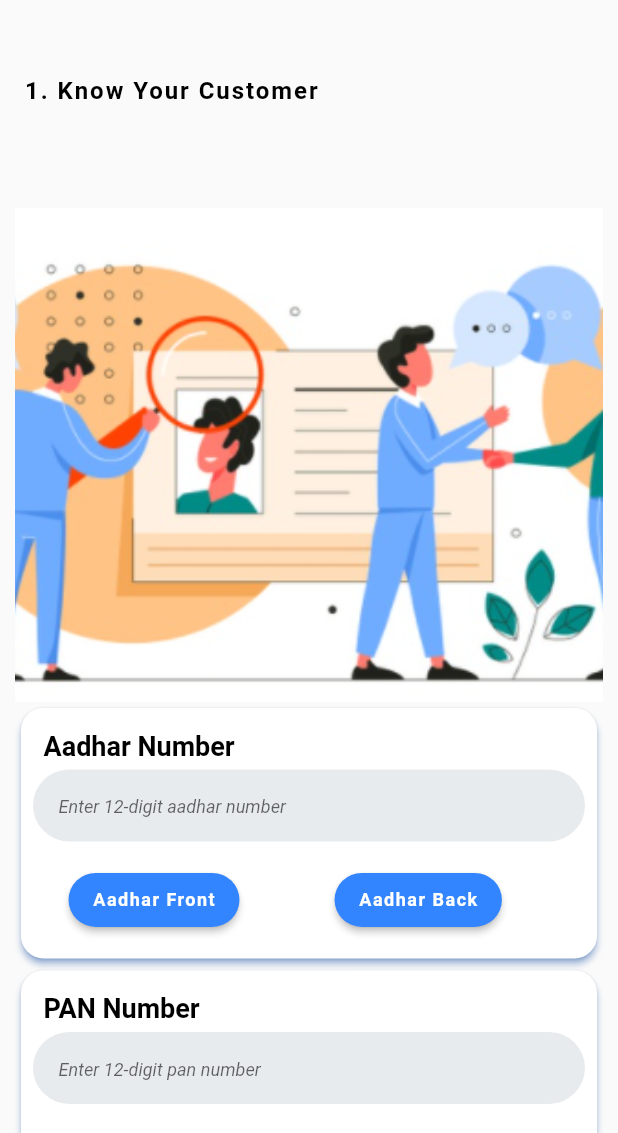
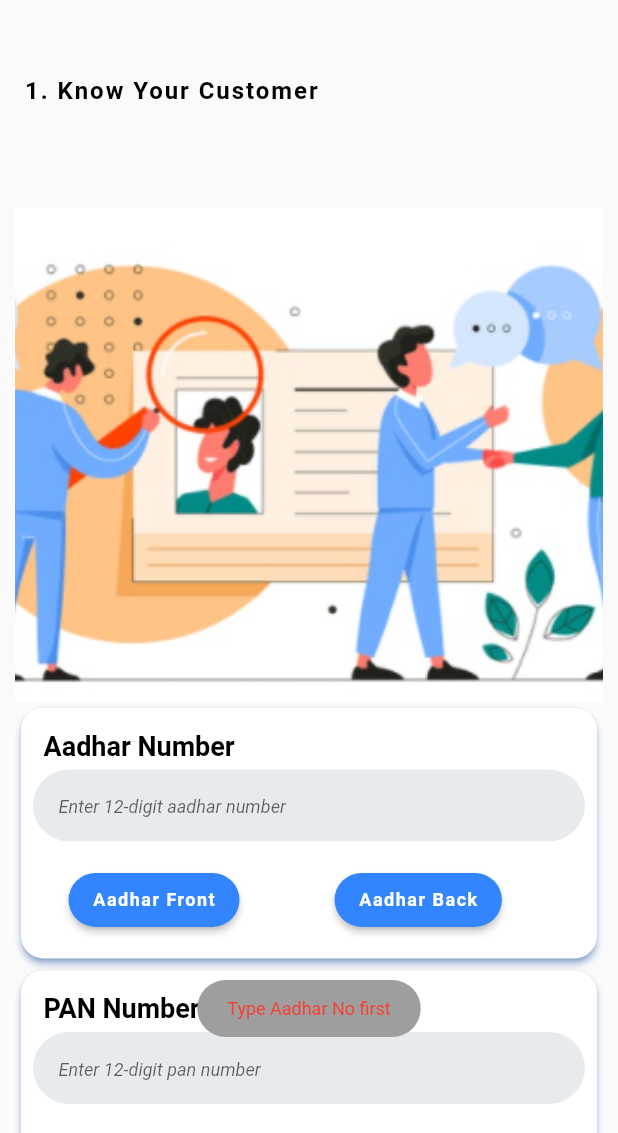
Before and after one commit to M-I-T-R-A/Mitra-App, a Flutter app: the KYCScreen screen opened directly, after a tap on "Aadhar Back", on a phone screen of 412 x 824 dp, the part 103-1236 px from its top. Run offline on Flutter 3.47's test engine with Material 2 defaults, Android fonts, the phone set to English and light mode, and no system bars; our stand-ins replace cloud_firestore, firebase_auth, firebase_messaging, firebase_storage, flushbar, flutter_icons and 7 more; missing offline and left inert: flutter_dialogflow, tesseract_ocr; accounts and stored records are empty; project files that could hold a hidden picture were left out.

```diff
--- a/lib/Screens/Verification/KYCScreen.dart
+++ b/lib/Screens/Verification/KYCScreen.dart
@@ -24,13 +24,12 @@ class _KYCScreenState extends State<KYCScreen> {
   File aadharFront;
   File aadharBack;
   File panFront;
-  File panBack;
 
   String aadharFrontURL;
   String aadharBackURL;
   String panFrontURL;
-  String panBackURL;
 
+  var validAadharNo = false;
   final picker = ImagePicker();
 
   String aadharNo;
@@ -149,8 +148,12 @@ class _KYCScreenState extends State<KYCScreen> {
                             onChanged: (value) {
                               if (value.length >= 12){
                                 bool status = aadharCardVerification(value);
-                                if (status == true)
+                                if (status == true){
                                   this.aadharNo = value;
+                                  setState(() {
+                                      validAadharNo = true;
+                                  });
+                                }
                               }
                             },
                           ),
@@ -161,6 +164,9 @@ class _KYCScreenState extends State<KYCScreen> {
                             RaisedButton(shape: RoundedRectangleBorder(
                               borderRadius: new BorderRadius.circular(35.0)),
                               onPressed: () async{
+                                if (validAadharNo == false)
+                                  showToast("Type Aadhar No first", grey, error);
+                                else{
                                   path = await getImage();
 
                                   bool status = await aadharCardMatch(path, this.aadharNo);
@@ -172,6 +178,7 @@ class _KYCScreenState extends State<KYCScreen> {
                                     String id = prefs.getString("firebase_id");
                                     aadharFrontURL = await uploadFile(aadharFront, "$id/Aadhar/");
                                     showToast("Aadhar Card Front Image Uploaded", grey, primaryColor);
+                                  }
                                 }
                               },
                               color: primaryColor,
@@ -197,6 +204,9 @@ class _KYCScreenState extends State<KYCScreen> {
                             RaisedButton(shape: RoundedRectangleBorder(
                               borderRadius: new BorderRadius.circular(35.0)),
                               onPressed: () async{
+                                if (aadharNo == null)
+                                  showToast("Type Aadhar No first", grey, error);
+                                else{
                                   path = await getImage();
                                   // bool status = await aadharCardMatch(path, this.aadharNo);
                                   // print(status);
@@ -208,7 +218,9 @@ class _KYCScreenState extends State<KYCScreen> {
                                     SharedPreferences prefs = await SharedPreferences.getInstance();
                                     String id = prefs.getString("firebase_id");
                                     aadharBackURL = await uploadFile(aadharBack, "$id/Aadhar/");
+                                    print(aadharBackURL);
                                     showToast("Aadhar Card Back Image Uploaded", grey, primaryColor);
+                                  }
                                 }
                               },
                               color: primaryColor,
@@ -324,38 +336,6 @@ class _KYCScreenState extends State<KYCScreen> {
                                       height: 45.0,
                                       width: 45.0)
                                     ),
-                            RaisedButton(shape: RoundedRectangleBorder(
-                              borderRadius: new BorderRadius.circular(35.0)),
-                              onPressed: () async{
-                                path = await getImage();
-                                setState(() {
-                                  panBack  = File(path);
-                                });
-                                  SharedPreferences prefs = await SharedPreferences.getInstance();
-                                  String id = prefs.getString("firebase_id");
-                                  panBackURL = await uploadFile(panFront, "$id/PAN/");
-                                  showToast("PAN Card Back Image Uploaded", grey, primaryColor);
-                              },
-                              color: primaryColor,
-                              child: RichText(
-                                text: TextSpan(children: <TextSpan>[
-                                  TextSpan(
-                                      text: "PAN Back",
-                                      style: TextStyle(
-                                          letterSpacing: 1,
-                                          color: white,
-                                          fontSize: 12,
-                                          fontWeight: FontWeight.bold)),
-                                ]),
-                              ),
-                            ),
-                            Center(
-                              child: panBack == null
-                                  ? SizedBox()
-                                  : Image.file(panBack,
-                                      height: 45.0,
-                                      width: 45.0)
-                                    ),
                           ],
                         ),
                         SizedBox(height: 15,)
@@ -372,11 +352,10 @@ class _KYCScreenState extends State<KYCScreen> {
                           shape: RoundedRectangleBorder(
                               borderRadius: new BorderRadius.circular(35.0)),
                           onPressed: () async {
-                            bool confirm = confirmation(context, aadharFront, aadharBack, panFront, panBack);
+                            bool confirm = confirmation(context, aadharFront, aadharBack, panFront);
                             if (confirm == true){
-                              //post method
-                              bool status = true;
-                              if (status == true){
+                              int status = await kycRegistration(aadharNo, panNo, aadharFrontURL, aadharBackURL, panFrontURL);
+                              if (status == 2){
                                 Navigator.pushReplacement(
                                 context,
                                 PageTransition(
--- a/lib/constants.dart
+++ b/lib/constants.dart
@@ -23,4 +23,4 @@ const grey = Colors.grey;
 const black = Colors.black;
 const error = Colors.red;
 const darkGrey = Color(0xffE7EBED);
-final server = "";
+final server = "https://tvs-credit.herokuapp.com/";
```
Also changed, not shown: lib/Services/KYC.dart (+30 -3 lines), lib/Services/Login.dart (+15 -12 lines), lib/Services/UploadImageFirestore.dart (+7 -5 lines), lib/Services/init.dart (added, +19 -0 lines), lib/main.dart (+22 -3 lines), pubspec.yaml (+8 -0 lines). Lines whose indentation alone changed are shown as unchanged.
